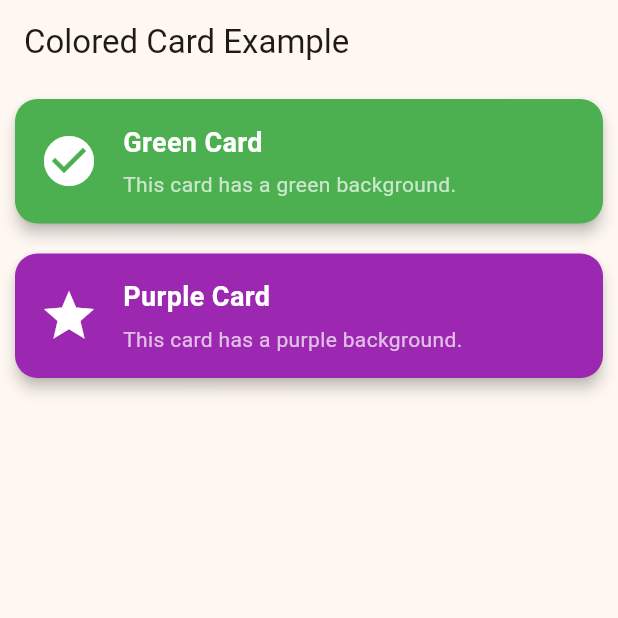
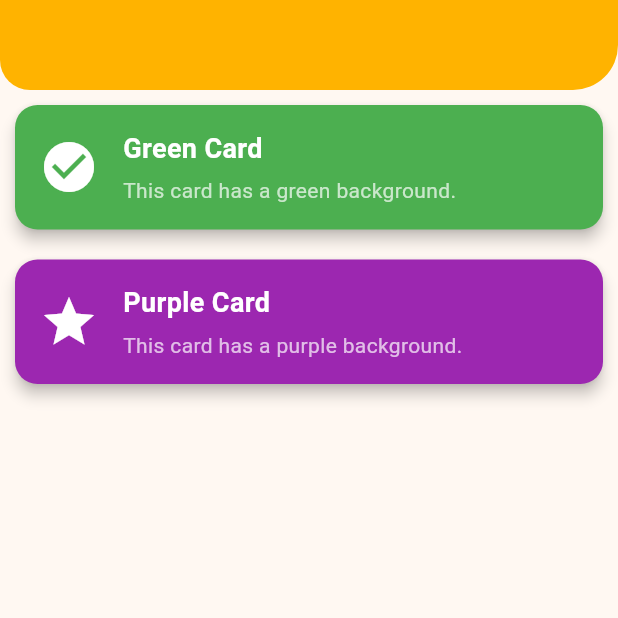
Before and after one commit to shiekiragu12/selfprogresstracker, a Flutter app: the MyHomePage screen opened directly, on a phone screen of 412 x 824 dp, the top half of it. Run offline on Flutter 3.47's test engine with Material 3 defaults, Android fonts, the phone set to English and light mode, and no system bars; our stand-ins replace shared_preferences; accounts and stored records are empty.

Commit message:
homepage design

```diff
--- a/lib/screens/homepage.dart
+++ b/lib/screens/homepage.dart
@@ -7,7 +7,26 @@ class MyHomePage extends StatelessWidget {
   @override
   Widget build(BuildContext context) {
     return Scaffold(
-      appBar: AppBar(title: const Text('Colored Card Example')),
+      appBar: PreferredSize(
+        preferredSize: const Size.fromHeight(60),
+        child: Container(
+          decoration: BoxDecoration(
+            color: Colors.amber[600],
+            borderRadius: const BorderRadius.only(
+              bottomLeft: Radius.circular(20),
+              bottomRight: Radius.circular(30),
+            ),
+          ),
+          child: AppBar(
+            backgroundColor: Colors.transparent,
+            elevation: 0,
+            automaticallyImplyLeading: false,
+
+            title: null,
+          ),
+        ),
+      ),
+
       body: ListView(
         children: [
           CustomCard(
```
